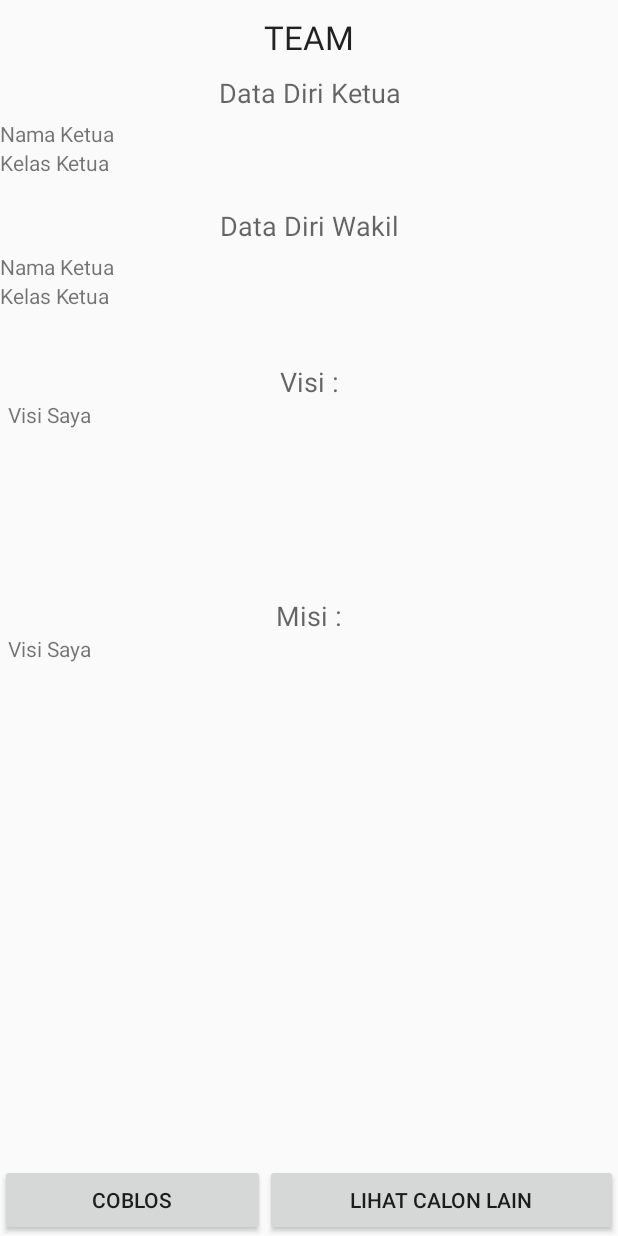
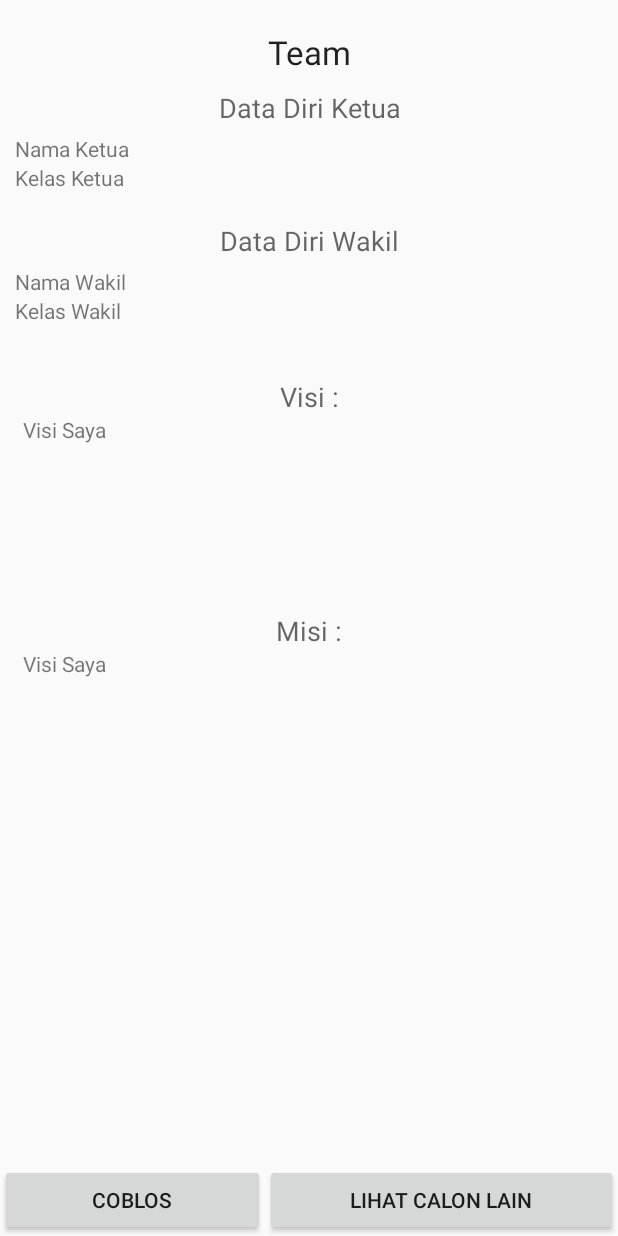
Before and after one commit to TesyarRAz/KeseQul-Android-Alpha, an Android app: the layout activity_voting_detail.xml on its own in the app's theme, with its tools: preview values and no code run, on a phone screen of 412 x 824 dp. Run offline under Robolectric (Android 15) with nearby library versions, the phone set to English and light mode, and no system bars.

Commit message:
Memperbaiki Fitur Voting #3

```diff
--- a/app/src/main/java/com/kesequl/app/activity/VotingTeamActivity.java
+++ b/app/src/main/java/com/kesequl/app/activity/VotingTeamActivity.java
@@ -39,6 +39,7 @@ public class VotingTeamActivity extends AppCompatActivity {
         String id = intent.getStringExtra("id_event_voting");
         if (id == null)
             return;
+
         int id_event_voting = Integer.parseInt(id);
 
         if (id_event_voting != -1)
--- a/app/src/main/java/com/kesequl/app/adapter/MenuVotingAdapter.java
+++ b/app/src/main/java/com/kesequl/app/adapter/MenuVotingAdapter.java
@@ -44,6 +44,7 @@ public class MenuVotingAdapter extends RecyclerView.Adapter<MenuVotingAdapter.Me
             public void onClick(View view) {
                 Intent intent = new Intent(activity, VotingDetailActivity.class);
                 intent.putExtra("id_nominasi_team", team.getIdNominasiTeam());
+                intent.putExtra("nama_team", team.getNama());
                 intent.putExtra("nama_ketua", team.getNamaKetua());
                 intent.putExtra("nama_wakil", team.getNamaWakil());
                 intent.putExtra("kelas_ketua", team.getKelasKetua());
--- a/app/src/main/res/layout/activity_voting_detail.xml
+++ b/app/src/main/res/layout/activity_voting_detail.xml
@@ -15,12 +15,14 @@
         <LinearLayout
             android:layout_width="match_parent"
             android:layout_height="match_parent"
-            android:orientation="vertical">
+            android:orientation="vertical"
+            android:padding="10dp">
 
             <TextView
+                android:id="@+id/txt_team_nama"
                 android:textAppearance="@style/TextAppearance.AppCompat.Large"
                 android:layout_margin="10dp"
-                android:text="TEAM"
+                android:text="Team"
                 android:layout_width="match_parent"
                 android:layout_height="wrap_content"
                 android:gravity="center"/>
@@ -74,13 +76,13 @@
                     android:textAppearance="@style/TextAppearance.AppCompat.Small"
                     android:layout_width="wrap_content"
                     android:layout_height="wrap_content"
-                    android:text="Nama Ketua"/>
+                    android:text="Nama Wakil"/>
 
                 <TextView
                     android:id="@+id/txt_team_kelas_wakil"
                     android:layout_width="match_parent"
                     android:layout_height="wrap_content"
-                    android:text="Kelas Ketua"/>
+                    android:text="Kelas Wakil"/>
 
             </LinearLayout>
 
```
Also changed, not shown: app/src/main/java/com/kesequl/app/activity/VotingDetailActivity.java (+13 -4 lines).
